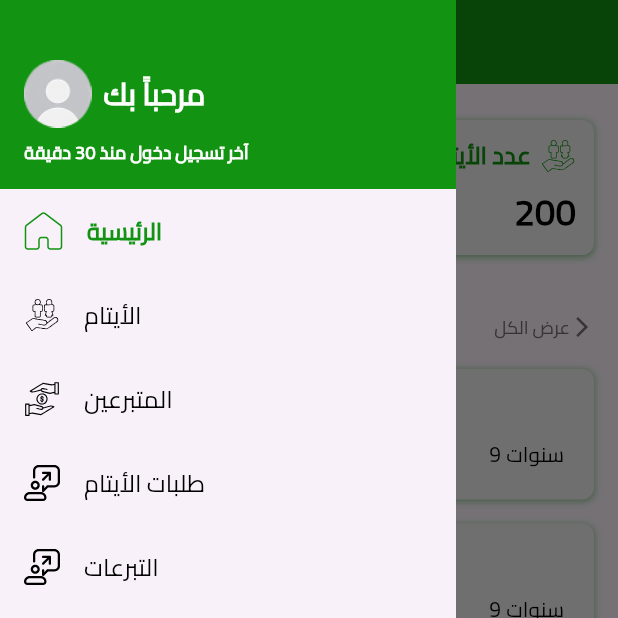
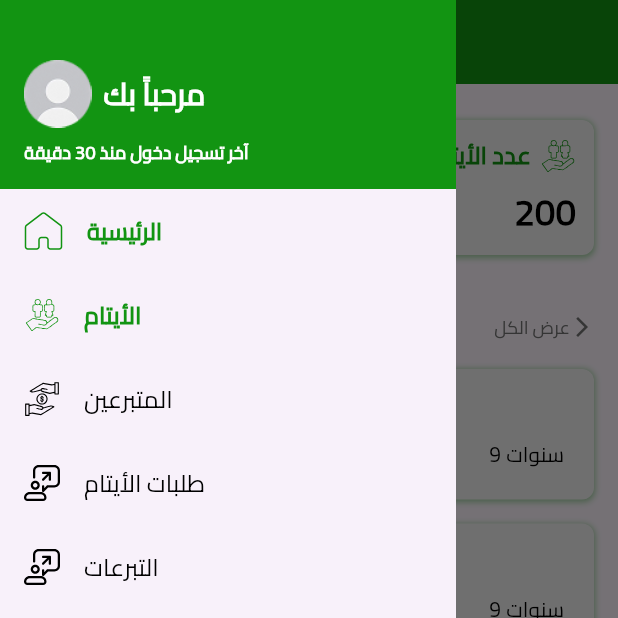
Before and after one commit to MohammedLaham/donationproject, a Flutter app: the screen it shows after launch, with the side drawer open, on a phone screen of 412 x 824 dp, the top half of it. Run offline on Flutter 3.47's test engine with Material 3 defaults, Android fonts, the light colour scheme and no system bars; our stand-ins replace dotted_border, flutter_otp_text_field, flutter_svg, image_picker.

Commit message:
admin orphans screen done✅

```diff
--- a/lib/main.dart
+++ b/lib/main.dart
@@ -1,5 +1,7 @@
 import 'package:donationproject/view/screens/admin/admin_main_screen.dart';
 import 'package:flutter/material.dart';
+
+import 'core/routers/router.dart';
 
 void main() {
   runApp(const MyApp());
@@ -17,6 +19,7 @@ debugShowCheckedModeBanner: false,
 
         colorScheme: ColorScheme.fromSeed(seedColor: Colors.deepPurple),
       ),
+      onGenerateRoute: generateRoute,
       home:AdminMainScreen(),
     );
   }
--- a/lib/view/screens/admin/admin_main_screen.dart
+++ b/lib/view/screens/admin/admin_main_screen.dart
@@ -1,5 +1,6 @@
 import 'package:donationproject/view/screens/admin/widgets/admin_drawer.dart';
 import 'package:donationproject/view/screens/admin/widgets/custom_container.dart';
+import 'package:donationproject/view/screens/admin/widgets/orphans_request_card.dart';
 import 'package:flutter/material.dart';
 
 import '../../../core/color/constant.dart';
@@ -35,9 +36,9 @@ class _AdminMainScreenState extends State<AdminMainScreen> with ImageHelper {
 
             //  طلبات الأيتام
             _buildSectionHeader('طلبات الأيتام', 'request'),
-            _buildOrphanRequestCard('أحمد ياسر', '9 سنوات', false),
-            _buildOrphanRequestCard('أحمد ياسر', '9 سنوات', true),
-            _buildOrphanRequestCard('أحمد ياسر', '9 سنوات', true),
+            OrphansRequestCard(name: 'أحمد ياسر',age: '9 سنوات',hasDisability:  false),
+            OrphansRequestCard(name: 'أحمد ياسر',age: '9 سنوات',hasDisability:  true),
+            OrphansRequestCard(name: 'أحمد ياسر',age: '9 سنوات',hasDisability:  true),
             const SizedBox(height: 20),
 
             //  التبرعات
@@ -105,54 +106,7 @@ class _AdminMainScreenState extends State<AdminMainScreen> with ImageHelper {
     );
   }
 
-  Widget _buildOrphanRequestCard(String name, String age, bool accepted) {
-    return CustomContainer(
-      child: Padding(
-        padding: const EdgeInsets.symmetric(horizontal: 8.0, vertical: 4.0),
-        child: Row(
-          crossAxisAlignment: CrossAxisAlignment.start,
-          children: [
-            Image.asset(
-              'assets/images/person.png',
-              height: 55,
-              width: 55,
-              fit: BoxFit.cover,
-            ),
-            const SizedBox(width: 8),
-            Expanded(
-              child: Column(
-                crossAxisAlignment: CrossAxisAlignment.start,
-                mainAxisAlignment: MainAxisAlignment.spaceBetween,
-                children: [
-                  Text(name, style: TextStyles.font16BlackBold),
-                  const SizedBox(height: 8),
 
-                  Row(
-                    children: [
-                      Icon(
-                        accepted ? Icons.check_circle : Icons.cancel,
-                        color: accepted ? primaryColor : Colors.red,
-                        size: 18,
-                      ),
-                      const SizedBox(width: 4),
-                      Text(
-                        accepted ? 'يعاني من إعاقة' : 'لا يعاني من إعاقة',
-                        style: TextStyles.font12BlackMedium,
-                        overflow: TextOverflow.ellipsis,
-                      ),
-                      Spacer(),
-                      Text(age, style: TextStyles.font14BlackMedium),
-
-                    ],
-                  ),
-                ],
-              ),
-            ),
-          ],
-        ),
-      ),
-    );
-  }
 
   Widget _buildDonationCard(String donor, String amount, String orphan) {
     return CustomContainer(
--- a/lib/view/screens/admin/widgets/admin_drawer.dart
+++ b/lib/view/screens/admin/widgets/admin_drawer.dart
@@ -1,10 +1,14 @@
 
+import 'package:donationproject/view/screens/admin/widgets/orphans_request_card.dart';
 import 'package:flutter/cupertino.dart';
 import 'package:flutter/material.dart';
 
 import '../../../../core/color/constant.dart';
 import '../../../../core/image_helper.dart';
+import '../../../../core/routers/nav_helper.dart';
 import '../../../../core/style_helper.dart';
+import '../admin_main_screen.dart';
+import '../admin_orphans_screen.dart';
 
 class AdminDrawer extends StatelessWidget with ImageHelper {
   const AdminDrawer({super.key});
@@ -50,20 +54,20 @@ class AdminDrawer extends StatelessWidget with ImageHelper {
           ),
 
 
-          _buildDrawerItem('home', 'الرئيسية', context, true),
-          _buildDrawerItem('orphans', 'الأيتام', context, false),
-          _buildDrawerItem('donors', 'المتبرعين', context, false),
-          _buildDrawerItem('request', 'طلبات الأيتام', context, false),
-          _buildDrawerItem('request', 'التبرعات', context, false),
-          _buildDrawerItem('notification', 'الإشعارات', context, false),
-          _buildDrawerItem('setting', 'الإعدادات', context, false),
-          _buildDrawerItem('logout', 'تسجيل الخروج', context, false),
+          _buildDrawerItem('home', 'الرئيسية', context, true,AdminMainScreen()),
+          _buildDrawerItem('orphans', 'الأيتام', context, true,AdminOrphansScreen()),
+          _buildDrawerItem('donors', 'المتبرعين', context, false,AdminMainScreen()),
+          _buildDrawerItem('request', 'طلبات الأيتام', context, false,AdminMainScreen()),
+          _buildDrawerItem('request', 'التبرعات', context, false,AdminMainScreen()),
+          _buildDrawerItem('notification', 'الإشعارات', context, false,AdminMainScreen()),
+          _buildDrawerItem('setting', 'الإعدادات', context, false,AdminMainScreen()),
+          _buildDrawerItem('logout', 'تسجيل الخروج', context, false,AdminMainScreen()),
         ],
       ),
     );
   }
 
-  Widget _buildDrawerItem(String icon, String title, BuildContext context, bool active) {
+  Widget _buildDrawerItem(String icon, String title, BuildContext context, bool active,Widget to) {
     return ListTile(
       leading:  AppSvgImage(icon,color: active ? primaryColor : Colors.black,),
       title: Text(
@@ -75,7 +79,7 @@ class AdminDrawer extends StatelessWidget with ImageHelper {
           fontSize: 16
         ),
       ),
-      onTap: () => Navigator.pop(context),
+      onTap: () => NavHelper().go(context, to),
     );
   }
 }
--- /dev/null
+++ b/lib/view/screens/admin/widgets/orphans_request_card.dart
@@ -0,0 +1,65 @@
+import 'package:flutter/material.dart';
+
+import '../../../../core/color/constant.dart';
+import '../../../../core/style_helper.dart';
+import 'custom_container.dart';
+
+class OrphansRequestCard extends StatelessWidget {
+  final String name;
+  final String age;
+  final bool hasDisability;
+
+  const OrphansRequestCard({
+    super.key, required this.name, required this.age, required this.hasDisability,
+  });
+
+  @override
+  Widget build(BuildContext context) {
+    return CustomContainer(
+      child: Padding(
+        padding: const EdgeInsets.symmetric(horizontal: 8.0, vertical: 4.0),
+        child: Row(
+          crossAxisAlignment: CrossAxisAlignment.start,
+          children: [
+            Image.asset(
+              'assets/images/person.png',
+              height: 55,
+              width: 55,
+              fit: BoxFit.cover,
+            ),
+            const SizedBox(width: 8),
+            Expanded(
+              child: Column(
+                crossAxisAlignment: CrossAxisAlignment.start,
+                mainAxisAlignment: MainAxisAlignment.spaceBetween,
+                children: [
+                  Text(name, style: TextStyles.font16BlackBold),
+                  const SizedBox(height: 8),
+
+                  Row(
+                    children: [
+                      Icon(
+                        hasDisability ? Icons.check_circle : Icons.cancel,
+                        color: hasDisability ? primaryColor : Colors.red,
+                        size: 18,
+                      ),
+                      const SizedBox(width: 4),
+                      Text(
+                        hasDisability ? 'يعاني من إعاقة' : 'لا يعاني من إعاقة',
+                        style: TextStyles.font12BlackMedium,
+                        overflow: TextOverflow.ellipsis,
+                      ),
+                      Spacer(),
+                      Text(age, style: TextStyles.font14BlackMedium),
+
+                    ],
+                  ),
+                ],
+              ),
+            ),
+          ],
+        ),
+      ),
+    );
+  }
+}
```
Also changed, not shown: lib/core/routers/nav_helper.dart (added, +31 -0 lines), lib/core/routers/router.dart (added, +137 -0 lines), lib/core/routers/routes.dart (added, +16 -0 lines), lib/view/screens/admin/admin_orphans_screen.dart (added, +76 -0 lines), lib/view/screens/admin/widgets/custom_appBar.dart (added, +44 -0 lines), assets/images/arrow-leftCircle.svg (added).
